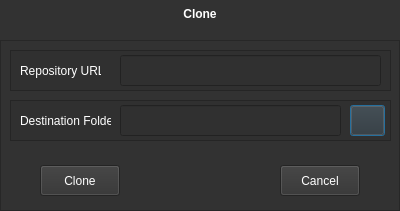
Old version of the form src/ui/CloneDialog.ui in the repository SaurabhSangpal/ezgit.
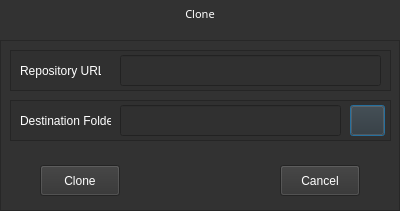
New version of the form.

Commit message:
Setup Noto fonts as default
Also change palette for the main window, can be changed back to
default if it causes any issues.

Patch:
```diff
--- a/src/ui/CloneDialog.ui
+++ b/src/ui/CloneDialog.ui
@@ -28,8 +28,11 @@
    </property>
    <property name="font">
     <font>
-     <weight>75</weight>
-     <bold>true</bold>
+     <family>Noto Sans</family>
+     <pointsize>8</pointsize>
+     <weight>50</weight>
+     <italic>false</italic>
+     <bold>false</bold>
     </font>
    </property>
    <property name="text">
```
Left out of the diff: 1 changed line with no effect on the pictures. The commit also changes 4 other files.
